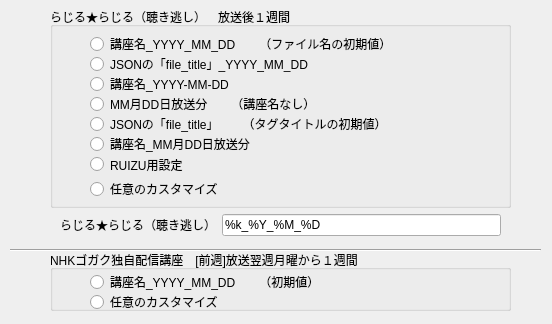
First picture: the form in customizedialog.ui, repository CSReviser/CaptureStream2, before the edit; both pictures show x 0 to 552 and y 0 to 324 of the 552 by 608 pixel window.
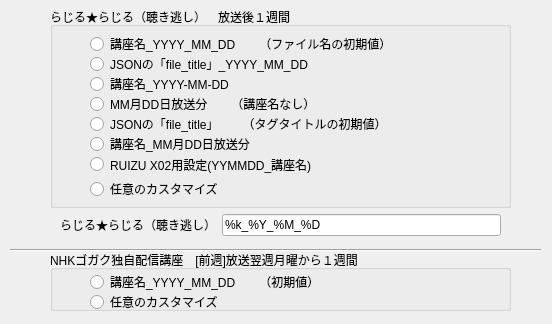
Second picture: the form after the edit.

Commit message: 2024/03/06更新

The edit to the form file:
```diff
--- a/customizedialog.ui
+++ b/customizedialog.ui
@@ -352,7 +352,7 @@
      </rect>
     </property>
     <property name="text">
-     <string>RUIZU用設定</string>
+     <string>RUIZU X02用設定(YYMMDD_講座名)</string>
     </property>
    </widget>
   </widget>
```
The commit also changes 2 other files.
